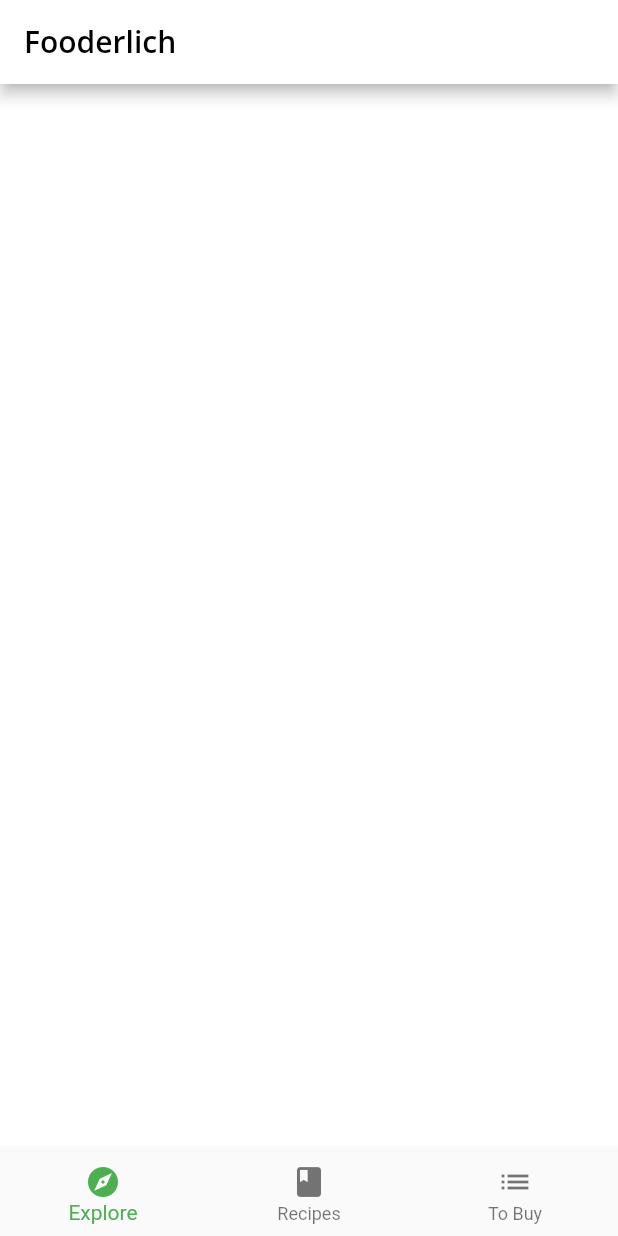
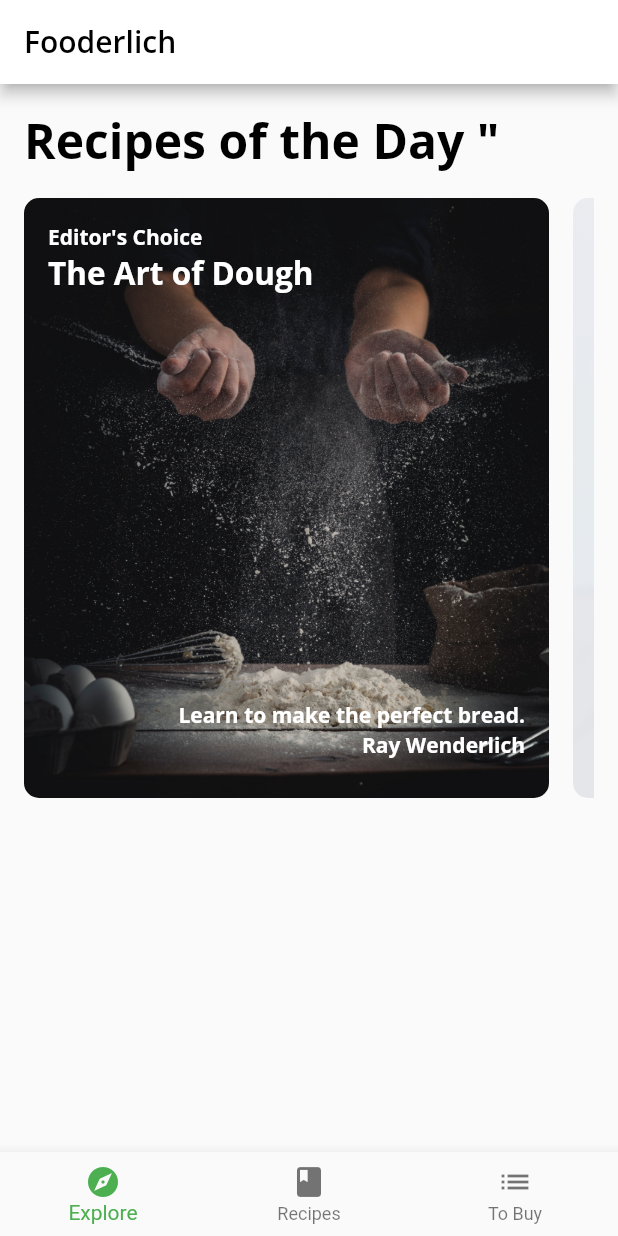
Before and after one commit to davidaodejobi/Flutter-Apprentice-Study, a Flutter app: the screen it shows after launch, on a phone screen of 412 x 824 dp. Run offline on Flutter 3.47's test engine with Material 2 defaults, Android fonts, the light colour scheme and no system bars; our stand-ins replace google_fonts.

Commit message:
first listview aded

```diff
--- a/advance_fooderlich/lib/components/components.dart
+++ b/advance_fooderlich/lib/components/components.dart
@@ -3,3 +3,4 @@
 export 'card2.dart';
 export 'card3.dart';
 export 'circle_image.dart';
+export 'today_recipe_list_view.dart';
--- /dev/null
+++ b/advance_fooderlich/lib/components/today_recipe_list_view.dart
@@ -0,0 +1,71 @@
+import 'package:flutter/material.dart';
+// 1
+import '../components/components.dart';
+import '../models/models.dart';
+
+class TodayRecipeListView extends StatelessWidget {
+// 2
+  final List<ExploreRecipe> recipes;
+  const TodayRecipeListView({
+    Key? key,
+    required this.recipes,
+  }) : super(key: key);
+  @override
+  Widget build(BuildContext context) {
+// 3
+    return Padding(
+      padding: const EdgeInsets.only(
+        left: 16,
+        right: 16,
+        top: 16,
+      ),
+// 4
+      child: Column(
+        crossAxisAlignment: CrossAxisAlignment.start,
+        children: [
+// 5
+          Text('Recipes of the Day " ',
+              style: Theme.of(context).textTheme.headline1),
+// 6
+          const SizedBox(height: 16),
+// 7
+          Container(
+            height: 400,
+            // 1
+            color: Colors.transparent,
+// 2
+            child: ListView.separated(
+// 3
+              scrollDirection: Axis.horizontal,
+// 4
+              itemCount: recipes.length,
+// 5
+              itemBuilder: (context, index) {
+// 6
+                final recipe = recipes[index];
+                return buildCard(recipe);
+              },
+// 7
+              separatorBuilder: (context, index) {
+// 8
+                return const SizedBox(width: 16);
+              },
+            ),
+          ),
+        ],
+      ),
+    );
+  }
+
+  Widget buildCard(ExploreRecipe recipe) {
+    if (recipe.cardType == RecipeCardType.card1) {
+      return Card1(recipe: recipe);
+    } else if (recipe.cardType == RecipeCardType.card2) {
+      return Card2(recipe: recipe);
+    } else if (recipe.cardType == RecipeCardType.card3) {
+      return Card3(recipe: recipe);
+    } else {
+      throw Exception('This card doesn\'t exist yet');
+    }
+  }
+}
--- a/advance_fooderlich/lib/home.dart
+++ b/advance_fooderlich/lib/home.dart
@@ -1,4 +1,6 @@
 import 'package:flutter/material.dart';
+
+import 'screens/explore_screen.dart';
 
 class Home extends StatefulWidget {
   const Home({Key? key}) : super(key: key);
@@ -11,8 +13,7 @@
   int _selectedIndex = 0;
 
   static List<Widget> pages = <Widget>[
-    // TODO: Replace with ExploreScreen
-    Container(color: Colors.white),
+    ExploreScreen(),
     // TODO: Replace with RecipesScreen
     Container(color: Colors.green),
     Container(color: Colors.blue),
@@ -38,16 +39,16 @@
         selectedItemColor: Theme.of(context).textSelectionTheme.selectionColor,
         currentIndex: _selectedIndex,
         onTap: _onItemTapped,
-        items: <BottomNavigationBarItem>[
-          const BottomNavigationBarItem(
+        items: const <BottomNavigationBarItem>[
+          BottomNavigationBarItem(
             icon: Icon(Icons.explore),
             label: 'Explore',
           ),
-          const BottomNavigationBarItem(
+          BottomNavigationBarItem(
             icon: Icon(Icons.book),
             label: 'Recipes',
           ),
-          const BottomNavigationBarItem(
+          BottomNavigationBarItem(
             icon: Icon(Icons.list),
             label: 'To Buy',
           ),
--- /dev/null
+++ b/advance_fooderlich/lib/screens/explore_screen.dart
@@ -0,0 +1,28 @@
+import 'package:flutter/material.dart';
+import '../components/components.dart';
+import '../models/models.dart';
+import '../api/mock_fooderlich_service.dart';
+
+class ExploreScreen extends StatelessWidget {
+// 1
+  final mockService = MockFooderlichService();
+  ExploreScreen({Key? key}) : super(key: key);
+  @override
+  Widget build(BuildContext context) {
+// TODO 1: Add TodayRecipeListView FutureBuilder
+    return FutureBuilder(
+      future: mockService.getExploreData(),
+      builder: (context, AsyncSnapshot<ExploreData> snapshot) {
+        // TODO: Add Nested List Views
+        if (snapshot.connectionState == ConnectionState.done) {
+          final recipes = snapshot.data?.todayRecipes ?? [];
+          return TodayRecipeListView(recipes: recipes);
+        } else {
+          return const Center(
+            child: CircularProgressIndicator(),
+          );
+        }
+      },
+    );
+  }
+}
```
